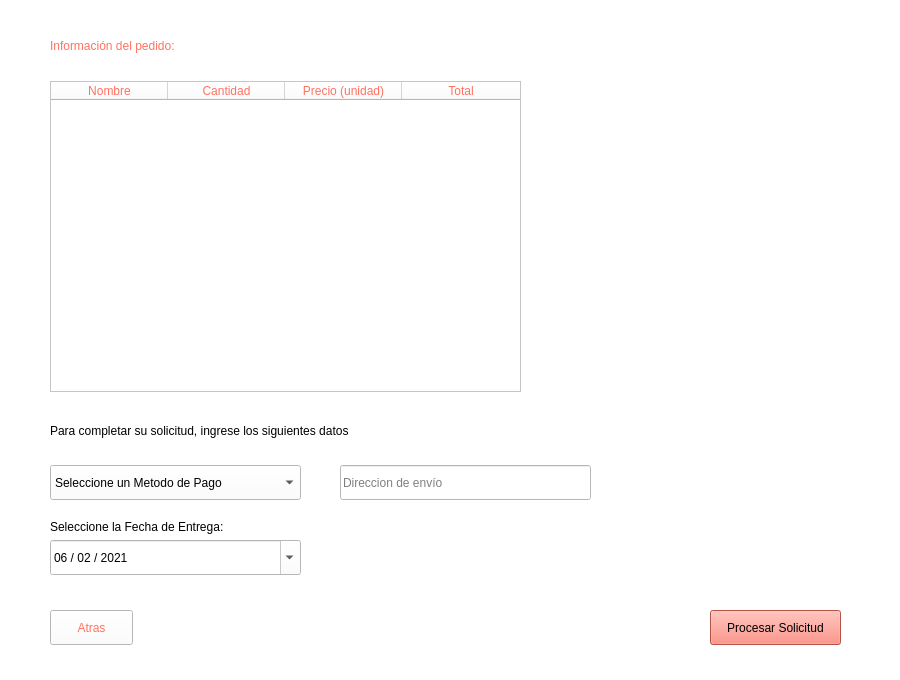
Qt form pantalla_principal.ui (barreto-exe/Delivender) before a commit.
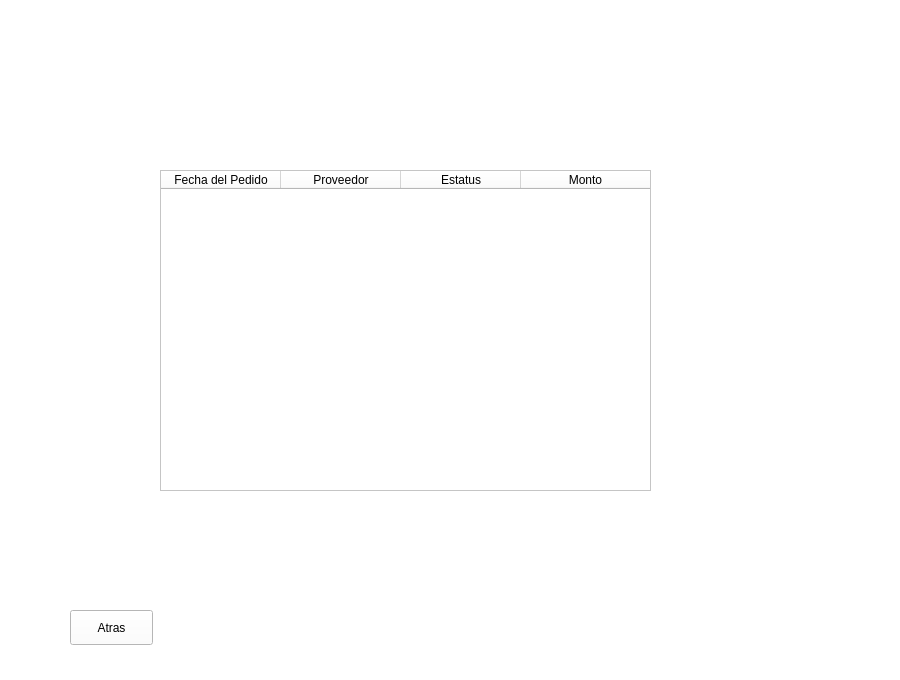
The same form after that commit. Icons and pictures are not drawn.

Commit message:
Pantalla transportista, mostrar solicitudes de clientes
También mostrar métodos de pago y más :p todo esta feito btw

What changed in the file:
```diff
--- a/pantalla_principal.ui
+++ b/pantalla_principal.ui
@@ -26,7 +26,7 @@
     <string notr="true">background: white;</string>
    </property>
    <property name="currentIndex">
-    <number>2</number>
+    <number>3</number>
    </property>
    <widget class="QWidget" name="menu">
     <widget class="QLabel" name="fondoPrincipal">
@@ -417,6 +417,60 @@
      </property>
     </widget>
    </widget>
+   <widget class="QWidget" name="solicitudesCliente">
+    <widget class="QTableWidget" name="solicitudesTable">
+     <property name="geometry">
+      <rect>
+       <x>160</x>
+       <y>170</y>
+       <width>491</width>
+       <height>321</height>
+      </rect>
+     </property>
+     <property name="lineWidth">
+      <number>3</number>
+     </property>
+     <attribute name="horizontalHeaderDefaultSectionSize">
+      <number>120</number>
+     </attribute>
+     <attribute name="horizontalHeaderStretchLastSection">
+      <bool>true</bool>
+     </attribute>
+     <column>
+      <property name="text">
+       <string>Fecha del Pedido</string>
+      </property>
+     </column>
+     <column>
+      <property name="text">
+       <string>Proveedor</string>
+      </property>
+     </column>
+     <column>
+      <property name="text">
+       <string>Estatus</string>
+      </property>
+     </column>
+     <column>
+      <property name="text">
+       <string>Monto</string>
+      </property>
+     </column>
+    </widget>
+    <widget class="QPushButton" name="btnAtrasMisSolic">
+     <property name="geometry">
+      <rect>
+       <x>70</x>
+       <y>610</y>
+       <width>83</width>
+       <height>35</height>
+      </rect>
+     </property>
+     <property name="text">
+      <string>Atras</string>
+     </property>
+    </widget>
+   </widget>
   </widget>
  </widget>
  <resources>
```
The commit also changes 10 other files.
